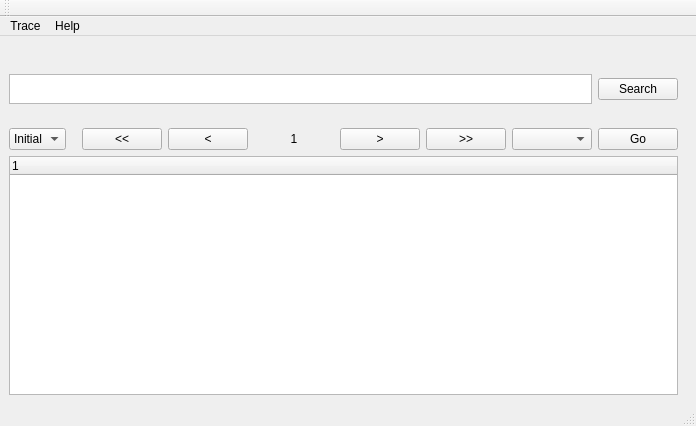
Old version of the form QtWidgetsApplication1.ui in the repository stefanzweig/qt_trace.
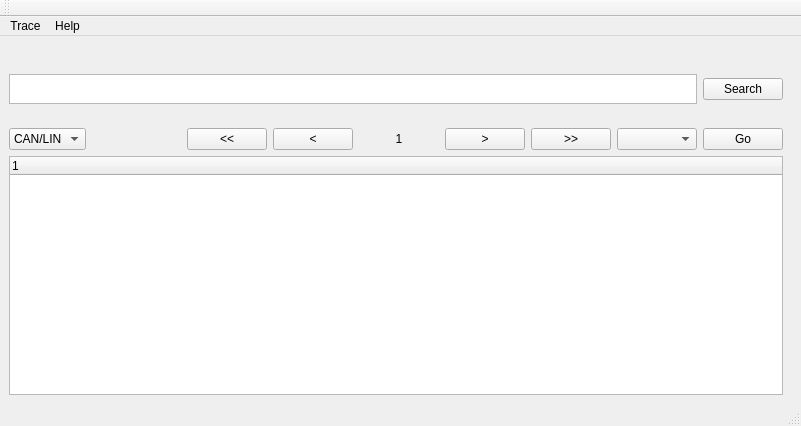
New version of the form.

What changed in the file:
```diff
--- a/QtWidgetsApplication1.ui
+++ b/QtWidgetsApplication1.ui
@@ -9,7 +9,7 @@
    <rect>
     <x>0</x>
     <y>0</y>
-    <width>696</width>
+    <width>801</width>
     <height>426</height>
    </rect>
   </property>
@@ -207,9 +207,12 @@
                   <layout class="QHBoxLayout" name="horizontalLayout_6">
                    <item>
                     <widget class="QComboBox" name="comboBox">
+                     <property name="currentText">
+                      <string>CAN/LIN</string>
+                     </property>
                      <item>
                       <property name="text">
-                       <string>Initial</string>
+                       <string>CAN/LIN</string>
                       </property>
                      </item>
                      <item>
```
Left out of the diff: 4 changed lines with no effect on the pictures.
